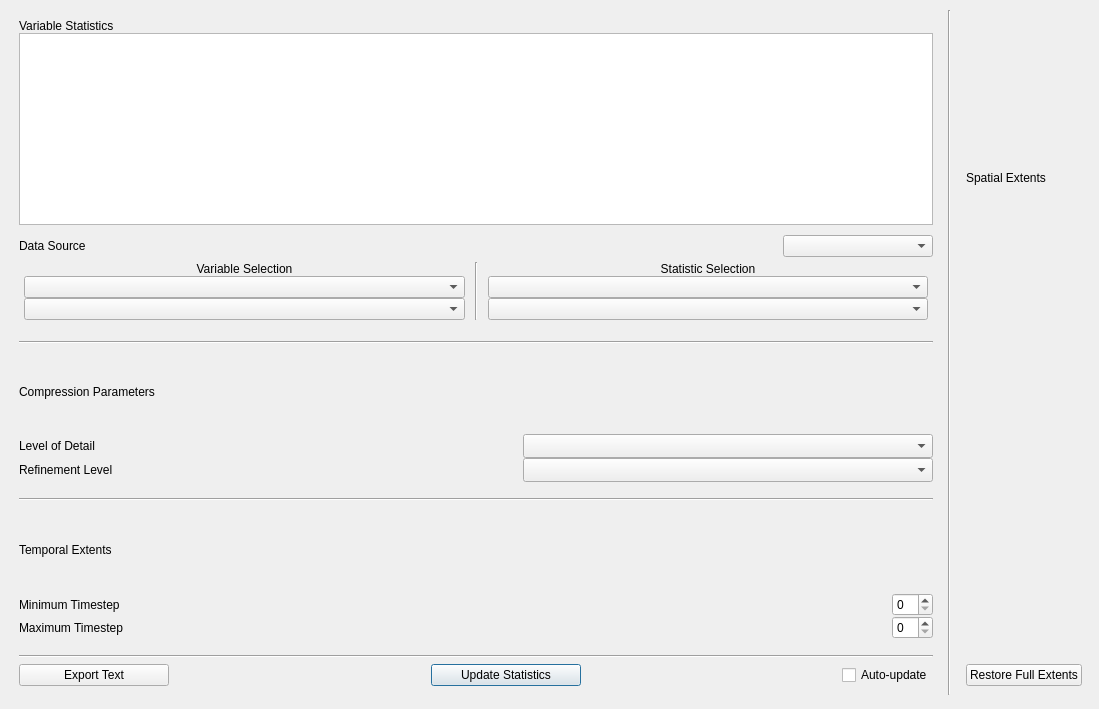
Qt form apps/vaporgui/statsWindow.ui (StasJ/vapor-formatted) before a commit.
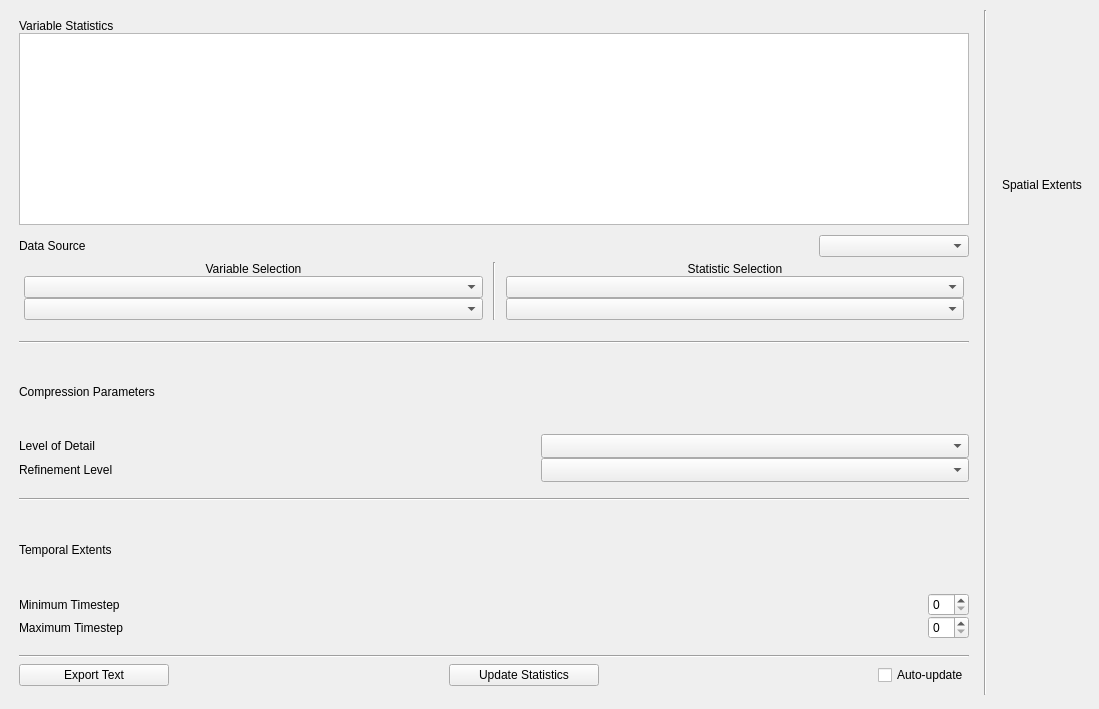
The same form after that commit. Custom widgets are drawn as their Qt base class.

Commit message: very small floating point values are clamped to 0

Diff of the .ui file:
```diff
--- a/apps/vaporgui/statsWindow.ui
+++ b/apps/vaporgui/statsWindow.ui
@@ -544,7 +544,7 @@
               <string>Update Statistics</string>
              </property>
              <property name="default">
-              <bool>true</bool>
+              <bool>false</bool>
              </property>
             </widget>
            </item>
@@ -608,13 +608,6 @@
          </property>
         </widget>
        </item>
-       <item>
-        <widget class="QPushButton" name="RestoreExtentsButton">
-         <property name="text">
-          <string>Restore Full Extents</string>
-         </property>
-        </widget>
-       </item>
       </layout>
      </widget>
     </item>
```
The commit also changes 1 other file.
